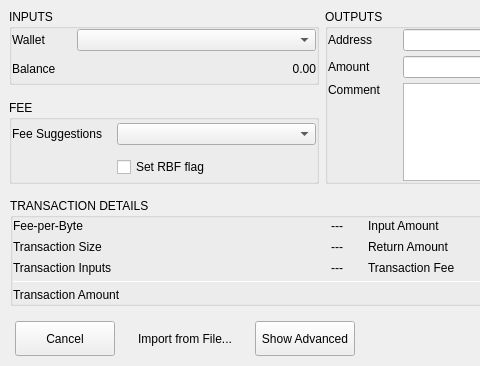
The window that BlockSettleUILib/CreateTransactionDialogSimple.ui (BlockSettle/terminal) describes before a commit, drawn with Qt 5; both pictures show x 0 to 480 and y 0 to 366 of the 715 by 366 pixel window.
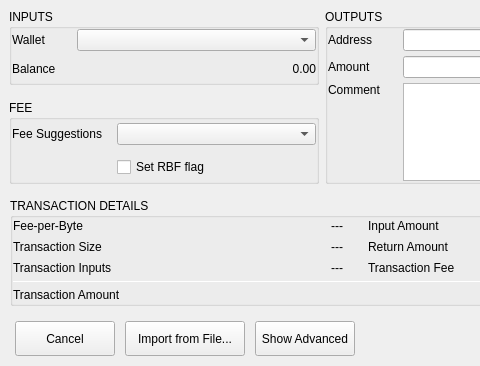
The same window after the commit.

Commit message:
Removed flat flag from buttons.
Task-number: BST-1357

Patch:
```diff
--- a/BlockSettleUILib/CreateTransactionDialogSimple.ui
+++ b/BlockSettleUILib/CreateTransactionDialogSimple.ui
@@ -1713,7 +1713,7 @@
          <bool>false</bool>
         </property>
         <property name="flat">
-         <bool>true</bool>
+         <bool>false</bool>
         </property>
        </widget>
       </item>
```
The commit also changes 1 other file.
